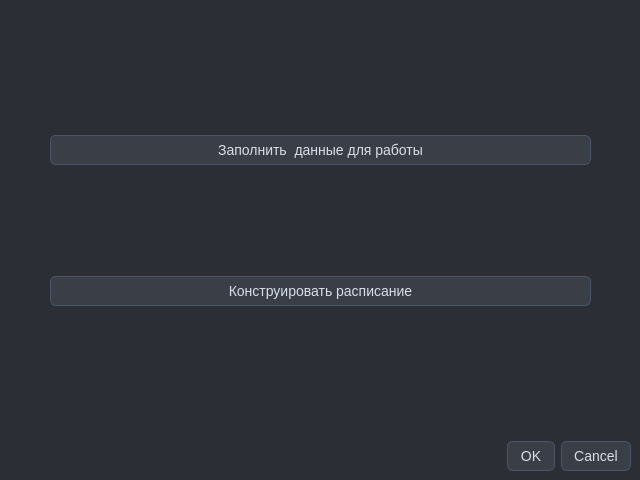
Above: add_lesson_schedule_dialog.ui from Gerakl1123/ARDA_Stud_Manager before the change. Below: the same form after it.
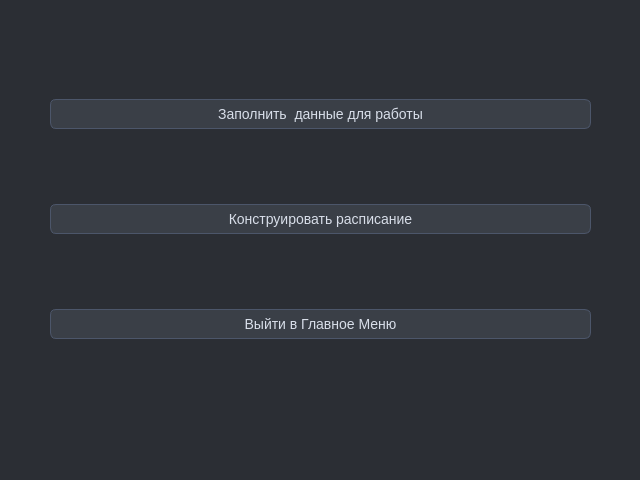
That is the form after the change.

```diff
--- a/add_lesson_schedule_dialog.ui
+++ b/add_lesson_schedule_dialog.ui
@@ -62,22 +62,6 @@
 }
 </string>
   </property>
-  <widget class="QDialogButtonBox" name="buttonBox">
-   <property name="geometry">
-    <rect>
-     <x>10</x>
-     <y>440</y>
-     <width>621</width>
-     <height>32</height>
-    </rect>
-   </property>
-   <property name="orientation">
-    <enum>Qt::Orientation::Horizontal</enum>
-   </property>
-   <property name="standardButtons">
-    <set>QDialogButtonBox::StandardButton::Cancel|QDialogButtonBox::StandardButton::Ok</set>
-   </property>
-  </widget>
   <widget class="QWidget" name="gridLayoutWidget">
    <property name="geometry">
     <rect>
@@ -88,13 +72,6 @@
     </rect>
    </property>
    <layout class="QGridLayout" name="gridLayout">
-    <item row="1" column="1">
-     <widget class="QPushButton" name="btnAddSchedule">
-      <property name="text">
-       <string>Конструировать расписание</string>
-      </property>
-     </widget>
-    </item>
     <item row="0" column="1">
      <widget class="QPushButton" name="btnInstanceData">
       <property name="text">
@@ -102,6 +79,20 @@
       </property>
      </widget>
     </item>
+    <item row="1" column="1">
+     <widget class="QPushButton" name="btnAddSchedule">
+      <property name="text">
+       <string>Конструировать расписание</string>
+      </property>
+     </widget>
+    </item>
+    <item row="2" column="1">
+     <widget class="QPushButton" name="btnQuit">
+      <property name="text">
+       <string>Выйти в Главное Меню</string>
+      </property>
+     </widget>
+    </item>
    </layout>
   </widget>
  </widget>
```
Left out of the diff: 35 changed lines with no effect on the pictures.
